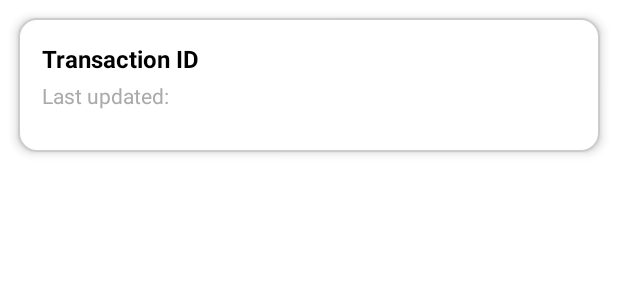
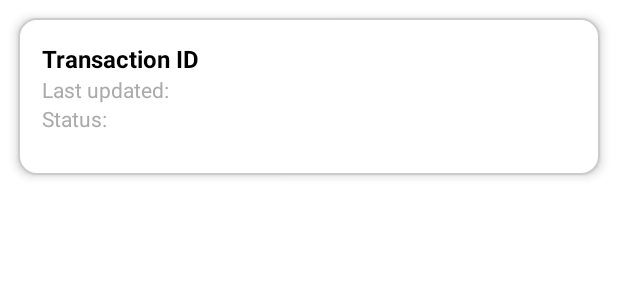
Before and after one commit to dragoscrihana/CredCheck, an Android app: the layout transaction_item.xml on its own in the app's theme, with its tools: preview values and no code run, on a phone screen of 412 x 824 dp. Shown: the top 300 px of the screen. Run offline under Robolectric (Android 15) with nearby library versions, the phone set to English and light mode, and no system bars.

Commit message:
added transaction status to history

```diff
--- a/app/src/main/java/com/example/credcheck/ui/history/HistoryFragment.java
+++ b/app/src/main/java/com/example/credcheck/ui/history/HistoryFragment.java
@@ -82,6 +82,7 @@ public class HistoryFragment extends Fragment {
             for (int i = 0; i < array.length(); i++) {
                 JSONObject tx = array.getJSONObject(i);
                 String transactionId = tx.getString("transactionId");
+                String status = tx.getString("status");
                 long lastUpdated = tx.getLong("lastUpdated");
 
                 List<EventModel> events = new ArrayList<>();
@@ -105,7 +106,8 @@ public class HistoryFragment extends Fragment {
                 }
 
                 String date = timeFormat.format(new Date(lastUpdated));
-                newList.add(new TransactionModel(transactionId, date, events));
+
+                newList.add(new TransactionModel(transactionId, date, events, status));
             }
 
             requireActivity().runOnUiThread(() -> {
--- a/app/src/main/java/com/example/credcheck/ui/history/TransactionAdapter.java
+++ b/app/src/main/java/com/example/credcheck/ui/history/TransactionAdapter.java
@@ -32,10 +32,12 @@ public class TransactionAdapter extends ArrayAdapter<TransactionModel> {
 
         TextView transactionIdView = convertView.findViewById(R.id.transactionId);
         TextView lastUpdatedView = convertView.findViewById(R.id.lastUpdated);
+        TextView statusView = convertView.findViewById(R.id.status);
         LinearLayout eventsContainer = convertView.findViewById(R.id.eventsContainer);
 
         transactionIdView.setText(transaction.getTransactionId());
         lastUpdatedView.setText("Last updated: " + transaction.getLastUpdated());
+        statusView.setText("Status: " + transaction.getStatus());
 
         convertView.setOnClickListener(v -> {
             transaction.setExpanded(!transaction.isExpanded());
--- a/app/src/main/res/layout/transaction_item.xml
+++ b/app/src/main/res/layout/transaction_item.xml
@@ -25,8 +25,15 @@
         android:layout_height="wrap_content"
         android:text="Last updated: "
         android:textColor="@android:color/darker_gray"
-        android:textSize="14sp"
-        android:layout_marginTop="4dp" />
+        android:textSize="14sp" />
+
+    <TextView
+        android:id="@+id/status"
+        android:layout_width="wrap_content"
+        android:layout_height="wrap_content"
+        android:text="Status: "
+        android:textColor="@android:color/darker_gray"
+        android:textSize="14sp"/>
 
     <LinearLayout
         android:id="@+id/eventsContainer"
```
Also changed, not shown: app/src/main/java/com/example/credcheck/model/TransactionModel.java (+6 -1 lines).
